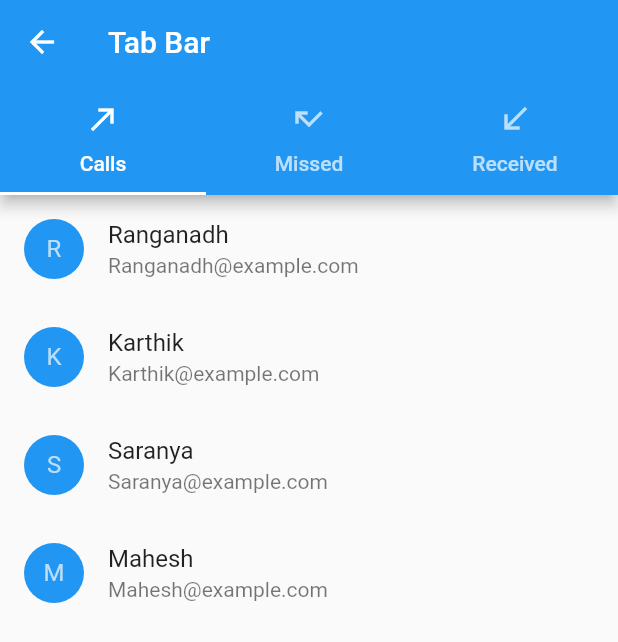
After one commit to tzongshiuan/flutter_ui_template, a Flutter app: the TabBarScreen screen opened by its route, on a phone screen of 412 x 824 dp. The commit adds this screen. Shown: the top 642 px of the screen. Run offline on Flutter 3.47's test engine with Material 2 defaults, Android fonts, the phone set to English and light mode, and no system bars.

Commit message:
1. Finish tab bar UI template.

```diff
--- /dev/null
+++ b/lib/models/contact.dart
@@ -0,0 +1,6 @@
+class Contact {
+  final String fullName;
+  final String email;
+
+  const Contact({this.fullName, this.email});
+}
--- a/lib/pages/home/home_screen.dart
+++ b/lib/pages/home/home_screen.dart
@@ -48,7 +48,8 @@ class _MyHomePageState extends State<MyHomePage> {
   Widget _myListView(BuildContext context) {
     final titles = [
       S.of(context).bottom_nav_title,
-      S.of(context).drawer_nav_title
+      S.of(context).drawer_nav_title,
+      S.of(context).tab_bar_title
     ];
 
     final icons = [Icons.directions_boat,
@@ -77,6 +78,9 @@ class _MyHomePageState extends State<MyHomePage> {
                 case 1:
                   MyNavigator.goToDrawerNavigation(context);
                   break;
+                case 2:
+                  MyNavigator.goToTabBar(context);
+                  break;
                 default:
               }
             },
--- /dev/null
+++ b/lib/pages/tab_bar/dial_call_page.dart
@@ -0,0 +1,47 @@
+import 'package:flutter/material.dart';
+import 'package:flutter_ui_template/models/contact.dart';
+
+List<Contact> dialledCallContacts = [
+  Contact(fullName: 'Ranganadh', email: 'Ranganadh@example.com'),
+  Contact(fullName: 'Karthik', email: 'Karthik@example.com'),
+  Contact(fullName: 'Saranya', email: 'Saranya@example.com'),
+  Contact(fullName: 'Mahesh', email: 'Mahesh@example.com'),
+];
+
+class DialledCallsPage extends StatefulWidget {
+  @override
+  _DialledCallsPageState createState() => _DialledCallsPageState();
+}
+
+class _DialledCallsPageState extends State<DialledCallsPage> {
+  @override
+  Widget build(BuildContext context) {
+    return Scaffold(
+      body: Column(
+        children: <Widget>[
+          Expanded(
+            child: ListView.builder(
+              itemCount: dialledCallContacts.length,
+              itemBuilder: (context, index) {
+                return ListTile(
+                  title: Text('${dialledCallContacts[index].fullName}'),
+                  subtitle: Text('${dialledCallContacts[index].email}'),
+                  leading: CircleAvatar(
+                    backgroundColor: Colors.blue,
+                    child: Text('${dialledCallContacts[index].fullName[0]}'),
+                  ),
+                  onTap: () => _onTapItem(context, dialledCallContacts[index]),
+                );
+              },
+            ),
+          )
+        ],
+      ),
+    );
+  }
+
+  void _onTapItem(BuildContext context, Contact post) {
+    Scaffold.of(context).showSnackBar(
+        new SnackBar(content: new Text("Tap on " + ' - ' + post.fullName)));
+  }
+}
--- /dev/null
+++ b/lib/pages/tab_bar/miss_call_page.dart
@@ -0,0 +1,52 @@
+import 'package:flutter/material.dart';
+import 'package:flutter_ui_template/models/contact.dart';
+
+List<Contact> missedCallContacts = [
+  Contact(fullName: 'Pratap Kumar', email: 'pratap@example.com'),
+  Contact(fullName: 'Jagadeesh', email: 'Jagadeesh@example.com'),
+  Contact(fullName: 'Srinivas', email: 'Srinivas@example.com'),
+  Contact(fullName: 'Narendra', email: 'Narendra@example.com'),
+  Contact(fullName: 'Sravan ', email: 'Sravan@example.com'),
+  Contact(fullName: 'Ranganadh', email: 'Ranganadh@example.com'),
+  Contact(fullName: 'Karthik', email: 'Karthik@example.com'),
+  Contact(fullName: 'Saranya', email: 'Saranya@example.com'),
+  Contact(fullName: 'Mahesh', email: 'Mahesh@example.com'),
+];
+
+class MissedCallsPage extends StatefulWidget {
+  @override
+  _MissedCallsPageState createState() => _MissedCallsPageState();
+}
+
+class _MissedCallsPageState extends State<MissedCallsPage> {
+  @override
+  Widget build(BuildContext context) {
+    return Scaffold(
+      body: Column(
+        children: <Widget>[
+          Expanded(
+            child: ListView.builder(
+              itemCount: missedCallContacts.length,
+              itemBuilder: (context, index) {
+                return ListTile(
+                  title: Text('${missedCallContacts[index].fullName}'),
+                  subtitle: Text('${missedCallContacts[index].email}'),
+                  leading: CircleAvatar(
+                    backgroundColor: Colors.blue,
+                    child: Text('${missedCallContacts[index].fullName[0]}'),
+                  ),
+                  onTap: () => _onTapItem(context, missedCallContacts[index]),
+                );
+              },
+            ),
+          )
+        ],
+      ),
+    );
+  }
+
+  void _onTapItem(BuildContext context, Contact post) {
+    Scaffold.of(context).showSnackBar(
+        new SnackBar(content: new Text("Tap on " + ' - ' + post.fullName)));
+  }
+}
--- /dev/null
+++ b/lib/pages/tab_bar/tab_bar_screen.dart
@@ -0,0 +1,35 @@
+import 'package:flutter/material.dart';
+import 'package:flutter_ui_template/utils/logger.dart';
+import 'package:flutter_ui_template/generated/i18n.dart';
+
+import 'dial_call_page.dart';
+import 'miss_call_page.dart';
+import 'receive_call_page.dart';
+
+class TabBarScreen extends StatelessWidget {
+  @override
+  Widget build(BuildContext context) {
+    return DefaultTabController(
+      length: 3,
+      child: Scaffold(
+        appBar: AppBar(
+          bottom: TabBar(
+            tabs: <Widget>[
+              Tab(text: "Calls", icon: Icon(Icons.call_made)),
+              Tab(text: "Missed", icon: Icon(Icons.call_missed)),
+              Tab(text: "Received", icon: Icon(Icons.call_received)),
+            ],
+          ),
+          title: Text(S.of(context).tab_bar_title),
+        ),
+        body: TabBarView(
+          children: <Widget>[
+            DialledCallsPage(),
+            MissedCallsPage(),
+            ReceivedCallsPage(),
+          ],
+        ),
+      ),
+    );
+  }
+}
--- a/lib/utils/my_navigator.dart
+++ b/lib/utils/my_navigator.dart
@@ -5,6 +5,7 @@ import 'package:flutter_ui_template/generated/i18n.dart';
 import 'package:flutter_ui_template/pages/home/home_screen.dart';
 import 'package:flutter_ui_template/pages/bottom_navigation/bottom_navigation_screen.dart';
 import 'package:flutter_ui_template/pages/drawer_navigation/drawer_navigation_screen.dart';
+import 'package:flutter_ui_template/pages/tab_bar/tab_bar_screen.dart';
 
 class MyNavigator {
   static const String _HOME_SCREEN = "/home";
@@ -23,6 +24,10 @@ class MyNavigator {
   static void goToDrawerNavigation(BuildContext context) {
     Navigator.pushNamed(context, _DRAWER_NAVIGATION_SCREEN);
   }
+
+  static void goToTabBar(BuildContext context) {
+    Navigator.pushNamed(context, _TAP_BAR_SCREEN);
+  }
 }
 
 var routes = <String, WidgetBuilder>{
@@ -40,5 +45,9 @@ var routes = <String, WidgetBuilder>{
 
   MyNavigator._DRAWER_NAVIGATION_SCREEN: (BuildContext context) {
     return DrawerNavigationScreen(title: S.of(context).drawer_nav_title);
+  },
+
+  MyNavigator._TAP_BAR_SCREEN: (BuildContext context) {
+    return TabBarScreen();
   }
 };
--- a/res/values/strings_en.arb
+++ b/res/values/strings_en.arb
@@ -8,5 +8,7 @@
   "bottom_alarm": "Alarm",
   "bottom_airplay": "Airplay",
 
-  "drawer_nav_title": "Drawer Navigation"
+  "drawer_nav_title": "Drawer Navigation",
+
+  "tab_bar_title": "Tab Bar"
 }
```
Also changed, not shown: lib/pages/tab_bar/receive_call_page.dart (added, +46 -0 lines), lib/generated/i18n.dart.
